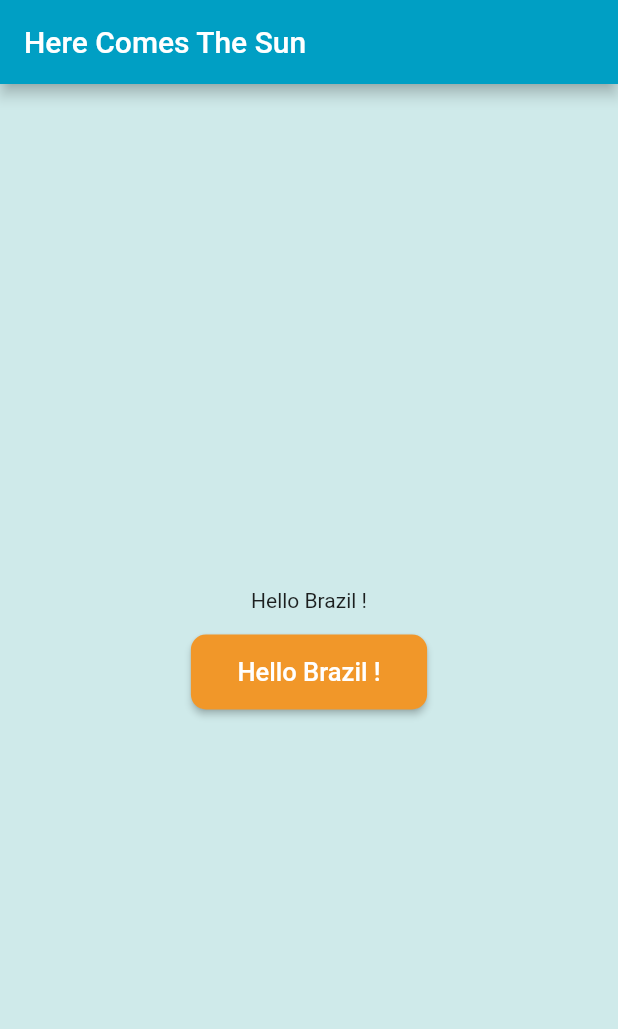
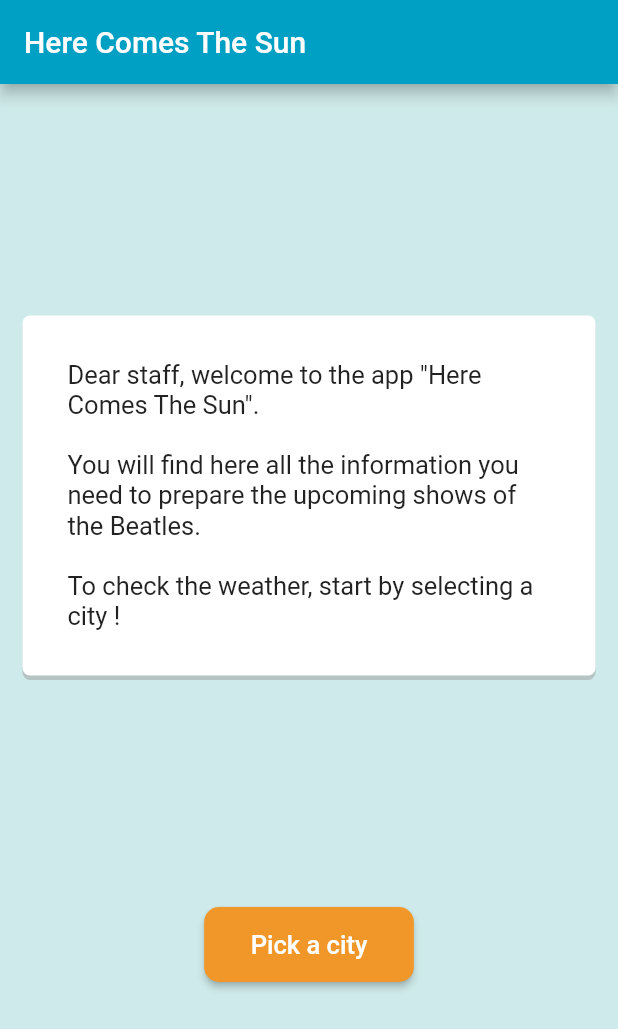
Before and after one commit to icodeyou/herecomesthesun, a Flutter app: the screen it shows after launch, on a phone screen of 412 x 824 dp. Shown: the top 1029 px of the screen. Run offline on Flutter 3.47's test engine with Material 2 defaults, Android fonts, the phone set to English and light mode, and no system bars; our stand-ins replace flutter_riverpod, freezed_annotation, go_router; generated files the repository leaves out were written again.

Commit message:
Get Weather : all states are OK, and UI is ugly but working

```diff
--- a/lib/domain/model/city.dart
+++ b/lib/domain/model/city.dart
@@ -6,7 +6,7 @@ part 'city.freezed.dart';
 abstract class City with _$City {
   const factory City({
     required String name,
-    required String Country,
+    required String country,
     required double latitude,
     required double longitude,
   }) = _City;
--- a/lib/domain/model/complete_forecast.dart
+++ b/lib/domain/model/complete_forecast.dart
@@ -8,5 +8,5 @@ part 'complete_forecast.freezed.dart';
 class CompleteForecast with _$CompleteForecast {
   const factory CompleteForecast(
       {required Weather currentWeather,
-      required Map<Day, Weather> next5days}) = _CompleteForecast;
+      required Map<Day, Weather>? forecast}) = _CompleteForecast;
 }
--- a/lib/presentation/controller/home_weather_controller.dart
+++ b/lib/presentation/controller/home_weather_controller.dart
@@ -1,5 +1,6 @@
 import 'package:flutter_riverpod/flutter_riverpod.dart';
 import 'package:herecomesthesun/domain/model/city.dart';
+import 'package:herecomesthesun/domain/model/complete_forecast.dart';
 import 'package:herecomesthesun/domain/model/weather.dart';
 import 'package:herecomesthesun/domain/usecase/get_current_weather_use_case.dart';
 import 'package:herecomesthesun/presentation/states/home_weather_state.dart';
@@ -10,19 +11,29 @@ class HomeWeatherController extends StateNotifier<HomeWeatherState> {
   HomeWeatherController({required this.getCurrentWeatherUseCase})
       : super(const HomeWeatherState.init());
 
-  Future<void> getWeather(City city) async {
+  Future<void> getCurrentWeatherAndForecast(City city) async {
+    _getCurrentWeather(city);
+    _getForecast(city);
+  }
+
+  Future<void> _getCurrentWeather(City city) async {
     state = const HomeWeatherState.loading();
     Weather currentWeather = await getCurrentWeatherUseCase.execute(city);
+    CompleteForecast completeForecast =
+        CompleteForecast(currentWeather: currentWeather, forecast: null);
     if (state.isForecastLoaded) {
       // TODO : construct CompleteForecast
       //state = HomeWeatherState.bothLoaded(completeForecast);
     } else {
-      state = HomeWeatherState.currentWeatherLoaded(currentWeather);
+      state = HomeWeatherState.currentWeatherLoaded(completeForecast);
     }
     // catch error
   }
 
-  void getForecast(HomeWeatherState state) {
-    // TODO
+  Future<void> _getForecast(City city) async {
+    // TEST
+    /*return Future.delayed(Duration(seconds: 3)).then((value) {
+      state = HomeWeatherState.error(Exception(), city);
+    });*/
   }
 }
--- a/lib/presentation/states/home_weather_state.dart
+++ b/lib/presentation/states/home_weather_state.dart
@@ -1,4 +1,5 @@
 import 'package:freezed_annotation/freezed_annotation.dart';
+import 'package:herecomesthesun/domain/model/city.dart';
 import 'package:herecomesthesun/domain/model/complete_forecast.dart';
 import 'package:herecomesthesun/domain/model/day.dart';
 import 'package:herecomesthesun/domain/model/weather.dart';
@@ -11,13 +12,13 @@ class HomeWeatherState with _$HomeWeatherState {
 
   const factory HomeWeatherState.init() = _Init;
   const factory HomeWeatherState.loading() = _Loading;
-  const factory HomeWeatherState.currentWeatherLoaded(Weather weather) =
-      _CurrentWeatherLoaded;
-  const factory HomeWeatherState.forecastLoaded(Map<Day, Weather> next5days) =
+  const factory HomeWeatherState.currentWeatherLoaded(
+      CompleteForecast completeForecast) = _CurrentWeatherLoaded;
+  const factory HomeWeatherState.forecastLoaded(Map<Day, Weather> forecast) =
       _ForecastLoaded;
   const factory HomeWeatherState.bothLoaded(CompleteForecast completeForecast) =
       _BothLoaded;
-  const factory HomeWeatherState.error(Exception exception) = _Error;
+  const factory HomeWeatherState.error(Exception exception, City city) = _Error;
 
   bool get isLoading => maybeWhen(loading: () => true, orElse: () => false);
 
@@ -27,7 +28,7 @@ class HomeWeatherState with _$HomeWeatherState {
   bool get isCurrentWeatherLoaded =>
       maybeMap(currentWeatherLoaded: (_) => true, orElse: () => false);
 
-  Weather? get currentWeather =>
+  CompleteForecast? get currentWeather =>
       maybeWhen(currentWeatherLoaded: (data) => data, orElse: () => null);
 
   CompleteForecast? get completeForecast =>
--- a/lib/presentation/ui/constants/strings.dart
+++ b/lib/presentation/ui/constants/strings.dart
@@ -5,6 +5,11 @@ class Strings {
   // Widget Error Details
   static const String errorDefault = 'Une erreur est survenue.';
   static const String retryButton = 'Réessayer';
+
   // Home Page
-  static const String hello = 'Hello Brazil !';
+  static const String welcomeMessage =
+      'Dear staff, welcome to the app "Here Comes The Sun". \n\nYou will find here all the information you need to prepare the upcoming shows of the Beatles. \n\nTo check the weather, start by selecting a city !';
+  static const String pickCity = 'Pick a city';
+  static const String changeCity = 'Change city';
+  static const String nextDays = 'Next days';
 }
--- a/lib/presentation/ui/pages/home_weather.dart
+++ b/lib/presentation/ui/pages/home_weather.dart
@@ -2,9 +2,15 @@ import 'package:flutter/material.dart';
 import 'package:flutter_riverpod/flutter_riverpod.dart';
 import 'package:herecomesthesun/domain/domain_module.dart';
 import 'package:herecomesthesun/domain/model/city.dart';
+import 'package:herecomesthesun/domain/model/complete_forecast.dart';
+import 'package:herecomesthesun/domain/model/day.dart';
+import 'package:herecomesthesun/domain/model/weather.dart';
 import 'package:herecomesthesun/presentation/controller/home_weather_controller.dart';
 import 'package:herecomesthesun/presentation/states/home_weather_state.dart';
 import 'package:herecomesthesun/presentation/ui/constants/strings.dart';
+import 'package:herecomesthesun/presentation/ui/styles/constants.dart';
+import 'package:herecomesthesun/presentation/ui/styles/decorations.dart';
+import 'package:herecomesthesun/presentation/ui/widgets/widget_error_details.dart';
 import 'package:herecomesthesun/presentation/ui/widgets/widget_main_button.dart';
 import 'package:herecomesthesun/presentation/ui/widgets/widget_progress.dart';
 
@@ -24,6 +30,7 @@ class WeatherPage extends ConsumerStatefulWidget {
 
 class _WeatherPageState extends ConsumerState<WeatherPage> {
   late final HomeWeatherController _homeWeatherNotifier;
+  HomeWeatherState _state = const HomeWeatherState.init();
 
   @override
   void initState() {
@@ -33,38 +40,113 @@ class _WeatherPageState extends ConsumerState<WeatherPage> {
 
   @override
   Widget build(BuildContext context) {
-    var state = ref.watch(_homeCurrentWeatherController);
+    _state = ref.watch(_homeCurrentWeatherController);
 
     return Scaffold(
       appBar: AppBar(
         title: const Text(Strings.appName),
       ),
-      body: Center(
-        child: body(state),
-      ),
+      body: _body(),
     );
   }
 
-  Widget body(HomeWeatherState state) {
-    return state.maybeWhen(
-      init: () => Column(
+  Widget _body() {
+    return _state.when(
+      init: _welcomeScreen,
+      loading: () => const ProgressWidget(),
+      error: (exception, city) {
+        // TODO : Exhaustive errors
+        return Column(
+          children: [
+            ErrorDetailsWidget(
+                errorMessage: 'There has been an error loading the weather.',
+                retryCallback: () async {
+                  _homeWeatherNotifier.getCurrentWeatherAndForecast(city);
+                }),
+            _changeCityButton(),
+          ],
+        );
+      },
+      currentWeatherLoaded: (completeForecast) =>
+          _loadedScreen(completeForecast),
+      forecastLoaded: (_) => const ProgressWidget(),
+      bothLoaded: (completeForecast) => _loadedScreen(completeForecast),
+    );
+  }
+
+  Widget _welcomeScreen() {
+    return Container(
+      height: double.infinity,
+      padding: const EdgeInsets.all(UI.defaultPadding),
+      child: Column(
         mainAxisSize: MainAxisSize.min,
+        mainAxisAlignment: MainAxisAlignment.spaceEvenly,
         children: [
-          const Text(Strings.hello),
+          Container(
+            decoration: Decorations.box,
+            padding: const EdgeInsets.all(UI.boxPadding),
+            child: const Text(
+              Strings.welcomeMessage,
+              style: TextStyle(fontSize: UI.textS),
+            ),
+          ),
           MainButtonWidget(
-            message: Strings.hello,
+            message: Strings.pickCity,
             onPressed: () async {
-              _homeWeatherNotifier.getWeather(const City(
+              _homeWeatherNotifier.getCurrentWeatherAndForecast(const City(
                   name: 'London',
-                  Country: 'UK',
+                  country: 'UK',
                   latitude: 43.4,
                   longitude: 43.4));
             },
           )
         ],
       ),
-      currentWeatherLoaded: (weather) => Text(weather.toString()),
-      orElse: () => const ProgressWidget(),
+    );
+  }
+
+  Widget _loadedScreen(CompleteForecast completeForecast) {
+    return Column(
+      children: [
+        _currentWeather(completeForecast.currentWeather),
+        _forecast(completeForecast.forecast)
+      ],
+    );
+  }
+
+  Widget _currentWeather(Weather weather) {
+    return Column(
+      children: [
+        Text(
+          '${weather.city.name}, ${weather.city.country}',
+          style: TextStyle(fontSize: UI.textM),
+        ),
+        _changeCityButton(),
+        Text(weather.toString()),
+      ],
+    );
+  }
+
+  Widget _forecast(Map<Day, Weather>? forecast) {
+    if (forecast == null) {
+      return const ProgressWidget();
+    } else {
+      return Column(
+        children: const [
+          Text(Strings.nextDays),
+          // TODO
+        ],
+      );
+    }
+  }
+
+  Widget _changeCityButton() {
+    return MainButtonWidget(
+      message: Strings.changeCity,
+      onPressed: () async {
+        _homeWeatherNotifier.getCurrentWeatherAndForecast(const City(
+            name: 'London', country: 'UK', latitude: 43.4, longitude: 43.4));
+      },
     );
   }
 }
--- a/lib/presentation/ui/styles/constants.dart
+++ b/lib/presentation/ui/styles/constants.dart
@@ -1,8 +1,8 @@
 class UI {
   // Margins, heights and widths
   static const double defaultPadding = 15;
-  static const double paddingSeparation = 40;
-  static const double boxCornerRadius = 30;
+  static const double boxPadding = 30;
+  static const double boxCornerRadius = 5;
   static const double buttonCornerRadius = 10;
 
   // Text sizes
--- a/lib/presentation/ui/styles/decorations.dart
+++ b/lib/presentation/ui/styles/decorations.dart
@@ -8,8 +8,6 @@ class Decorations {
     boxShadow: <BoxShadow>[
       BoxShadow(
         color: Colors.grey.withOpacity(0.5),
-        spreadRadius: 5,
-        blurRadius: 7,
         offset: const Offset(0, 3), // changes position of shadow
       ),
     ],
```
